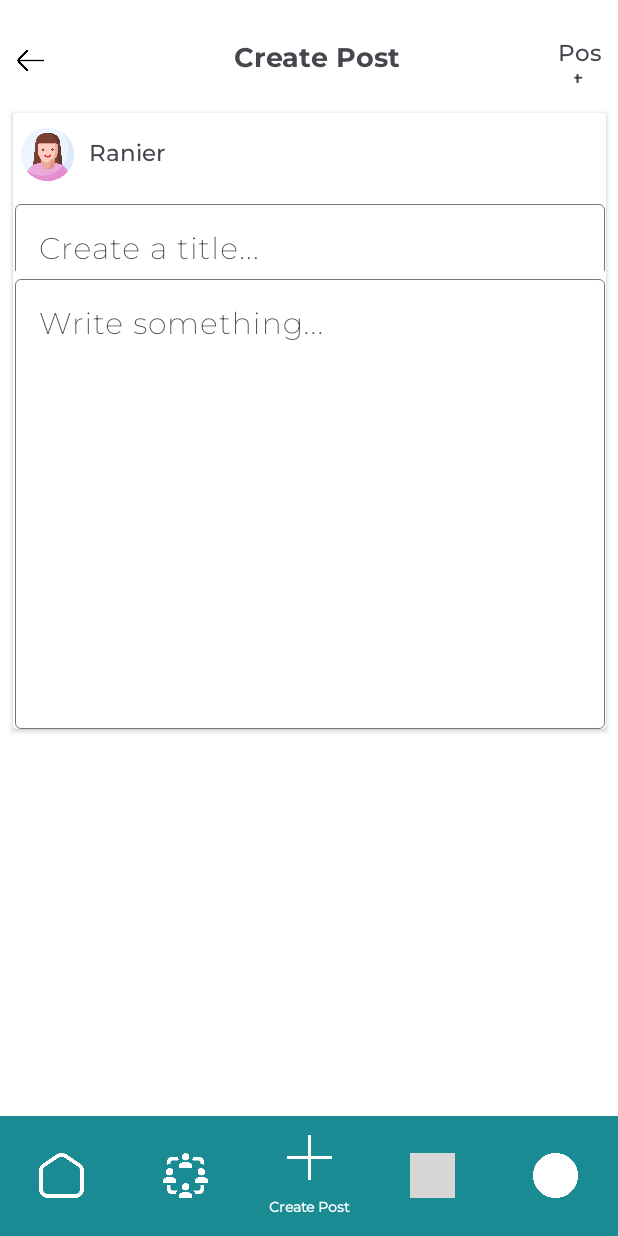
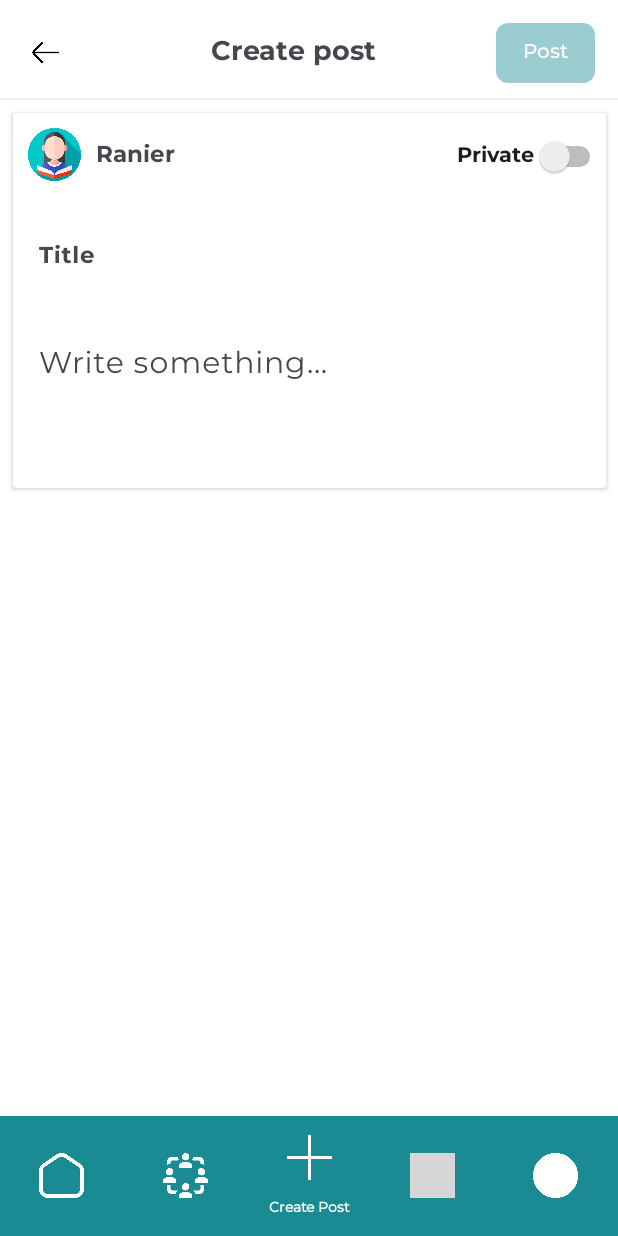
Before and after one commit to rdaavee/PHINMAKatanungan_mobile, an Android app: the CreatePostFragment screen opened through its navigation route, on a phone screen of 412 x 824 dp. Run offline under Robolectric (Android 15) with nearby library versions, the light colour scheme and no system bars; our stand-ins replace navigation-ui; grey boxes are pictures that could not be loaded.

Commit message:
Create post now working. Removed unused activities.

```diff
--- a/app/src/main/java/com/example/phinmakatanungan_mobile/activities/ProfileFragment.kt
+++ b/app/src/main/java/com/example/phinmakatanungan_mobile/activities/ProfileFragment.kt
@@ -27,7 +27,7 @@ class ProfileFragment : Fragment() {
     private lateinit var binding: FragmentProfileBinding
     private lateinit var viewModel: SharedPrefsViewModel
     private lateinit var sharedPreferences: SharedPreferences
-    private val USER_DATA_PREFS_KEY = "userData"
+    private val userDataPrefKeys = "userData"
 
     override fun onCreateView(
         inflater: LayoutInflater, container: ViewGroup?,
@@ -55,7 +55,7 @@ class ProfileFragment : Fragment() {
     }
     private fun updateUserInfoFromPrefs(context: Context) {
         val sharedPreferences = context.getSharedPreferences("UserDataPrefs", Context.MODE_PRIVATE)
-        val userDataJson = sharedPreferences.getString(USER_DATA_PREFS_KEY, null)
+        val userDataJson = sharedPreferences.getString(userDataPrefKeys, null)
 
         if (userDataJson != null) {
             val userData = Gson().fromJson(userDataJson, UserData::class.java)
--- a/app/src/main/java/com/example/phinmakatanungan_mobile/api/PHINMAApi.kt
+++ b/app/src/main/java/com/example/phinmakatanungan_mobile/api/PHINMAApi.kt
@@ -58,12 +58,13 @@ interface PHINMAApi {
 
     @FormUrlEncoded
     @POST("post")
+    @Headers("Accept: application/json")
     fun createPost(
         @Field("user_id") userID: String,
         @Field("title") title: String,
         @Field("content") content: String,
         @Field("privacy") privacy: String
-    )
+    ):retrofit2.Call<DefaultResponse>
 
     @GET("profile")
     fun getUserProfile(@Header("Authorization") authToken: String): Call<UserData>
--- a/app/src/main/res/layout/fragment_create_post.xml
+++ b/app/src/main/res/layout/fragment_create_post.xml
@@ -5,13 +5,13 @@
     android:layout_width="match_parent"
     android:layout_height="match_parent"
     android:background="@color/bg_color_secondary"
-    tools:context=".activities.CreatePostActivity">
+    tools:context=".activities.CreatePostFragment">
 
     <LinearLayout
         android:id="@+id/ll_headerHolder"
         android:layout_width="match_parent"
         android:layout_height="wrap_content"
-        android:layout_marginTop="25dp"
+        android:layout_marginTop="15dp"
         android:layout_marginStart="5dp"
         android:layout_marginEnd="5dp"
         app:layout_constraintStart_toStartOf="parent"
@@ -19,55 +19,72 @@
         app:layout_constraintTop_toTopOf="parent"
         android:orientation="horizontal">
 
-
         <ImageView
             android:id="@+id/iv_backBtnCreate"
             android:layout_width="30dp"
             android:layout_height="30dp"
             android:src="@drawable/back_btn"
-            android:layout_marginEnd="100dp"
+            android:layout_marginEnd="95dp"
+            android:layout_marginStart="10dp"
+            android:layout_gravity="center_vertical"
             tools:ignore="ContentDescription" />
 
         <TextView
             android:id="@+id/tv_createPost"
             android:layout_width="wrap_content"
-            android:layout_height="30dp"
-            android:text="Create Post"
+            android:layout_height="40dp"
+            android:text="Create post"
             android:textSize="18sp"
             android:fontFamily="@font/montserrat_bold"
             android:gravity="center"
-            android:layout_gravity="center"
-            android:layout_marginStart="20dp"/>
+            android:layout_gravity="center"/>
 
-        <TextView
+        <androidx.appcompat.widget.AppCompatTextView
             android:id="@+id/tv_postBtn"
             android:layout_width="match_parent"
-            android:layout_height="30dp"
+            android:layout_height="40dp"
             android:text="Post"
-            android:textSize="15sp"
+            android:textSize="13sp"
+            android:textColor="@color/text_color_secondary"
             android:fontFamily="@font/montserrat_medium"
             android:gravity="center"
+            android:background="@drawable/post_btn"
+            android:paddingStart="10dp"
+            android:paddingEnd="10dp"
+            android:paddingTop="10dp"
+            android:paddingBottom="10dp"
             android:layout_gravity="end"
-            android:layout_marginEnd="5dp"
-            android:layout_marginStart="105dp"/>
+            android:layout_marginEnd="10dp"
+            android:layout_marginStart="80dp"/>
 
     </LinearLayout>
 
+    <View
+        android:layout_width="450dp"
+        android:layout_height="1dp"
+        android:background="@color/bg_color_divider"
+        android:layout_marginTop="10dp"
+        app:layout_constraintTop_toBottomOf="@id/ll_headerHolder"
+        app:layout_constraintStart_toStartOf="parent"
+        app:layout_constraintEnd_toEndOf="parent"/>
+
     <androidx.cardview.widget.CardView
         android:layout_width="395dp"
-        android:layout_height="wrap_content"
+        android:layout_height="250dp"
         android:layout_marginTop="20dp"
-        app:layout_constraintTop_toBottomOf="@+id/ll_headerHolder"
+        app:cardCornerRadius="2dp"
+        app:cardElevation="2dp"
+        app:layout_constraintStart_toStartOf="parent"
         app:layout_constraintEnd_toEndOf="parent"
-        app:layout_constraintStart_toStartOf="parent">
+        app:layout_constraintTop_toBottomOf="@+id/ll_headerHolder">
 
         <androidx.constraintlayout.widget.ConstraintLayout
-            android:layout_width="395dp"
-            android:layout_height="wrap_content">
+            android:layout_width="match_parent"
+            android:layout_height="match_parent">
 
             <LinearLayout
                 android:id="@+id/ll_detailHolder"
-                android:layout_width="395dp"
+                android:layout_width="match_parent"
                 android:layout_height="wrap_content"
                 android:orientation="horizontal"
                 app:layout_constraintStart_toStartOf="parent"
@@ -77,68 +94,75 @@
                 <ImageView
                     android:layout_width="35dp"
                     android:layout_height="35dp"
-                    android:layout_marginStart="5dp"
+                    android:layout_marginStart="10dp"
                     android:layout_marginTop="10dp"
-                    android:src="@drawable/profile_icon"/>
+                    android:src="@drawable/girl"/>
 
                 <TextView
                     android:id="@+id/tv_fullName"
                     android:layout_width="wrap_content"
                     android:layout_height="wrap_content"
                     android:text="Ranier"
-                    android:layout_gravity="center_vertical"
                     android:textSize="15sp"
-                    android:fontFamily="@font/montserrat_medium"
-                    android:layout_marginStart="10dp"
-                    android:layout_marginTop="5dp"/>
+                    android:layout_marginTop="15dp"
+                    android:fontFamily="@font/montserrat_bold"
+                    android:layout_marginStart="10dp" />
 
+                <View
+                    android:layout_width="0dp"
+                    android:layout_height="0dp"
+                    android:layout_weight="1" />
+
+                <Switch
+                    android:id="@+id/sw_privacy"
+                    android:layout_width="wrap_content"
+                    android:layout_height="wrap_content"
+                    android:text="Private"
+                    android:fontFamily="@font/montserrat_bold"
+                    android:layout_marginTop="15dp"
+                    tools:ignore="UseSwitchCompatOrMaterialXml" />
             </LinearLayout>
 
-            <androidx.constraintlayout.widget.ConstraintLayout
+            <com.google.android.material.textfield.TextInputLayout
+                android:id="@+id/tf_titleLayout"
+                android:layout_width="393dp"
+                android:layout_height="wrap_content"
+                android:layout_marginTop="10dp"
+                app:boxStrokeWidth="0.1dp"
+                app:boxBackgroundMode="none"
+                app:layout_constraintStart_toStartOf="parent"
+                app:layout_constraintEnd_toEndOf="parent"
+                app:layout_constraintTop_toBottomOf="@id/ll_detailHolder">
+
+                <com.google.android.material.textfield.TextInputEditText
+                    android:id="@+id/et_postTitle"
                     android:layout_width="match_parent"
                     android:layout_height="wrap_content"
-                android:layout_marginTop="10dp"
-                app:layout_constraintTop_toBottomOf="@+id/ll_detailHolder">
-
-                <com.google.android.material.textfield.TextInputLayout
-                    android:id="@+id/et_postHeaderHolder"
-                    android:layout_width="393dp"
-                    android:layout_height="50dp"
-                    app:boxStrokeWidth="0.1dp"
-                    app:layout_constraintStart_toStartOf="parent"
-                    app:layout_constraintEnd_toEndOf="parent">
-
-                    <com.google.android.material.textfield.TextInputEditText
-                        android:id="@+id/et_postHeader"
-                        android:layout_width="match_parent"
-                        android:layout_height="300dp"
-                        android:gravity="top|start"
-                        android:hint="Create a title..."
-                        android:textSize="20sp"
-                        android:fontFamily="@font/montserrat_extralight"/>
+                    android:hint="Title"
+                    android:textSize="15sp"
+                    android:fontFamily="@font/montserrat_bold" />
 
             </com.google.android.material.textfield.TextInputLayout>
 
             <com.google.android.material.textfield.TextInputLayout
+                android:id="@+id/tf_writeSomethingLayout"
                 android:layout_width="393dp"
-                    android:layout_height="match_parent"
+                android:layout_height="wrap_content"
                 app:boxStrokeWidth="0.1dp"
-                    app:layout_constraintTop_toBottomOf="@id/et_postHeaderHolder"
+                app:boxBackgroundMode="none"
                 app:layout_constraintStart_toStartOf="parent"
-                    app:layout_constraintEnd_toEndOf="parent">
+                app:layout_constraintEnd_toEndOf="parent"
+                app:layout_constraintTop_toBottomOf="@id/tf_titleLayout">
 
                 <com.google.android.material.textfield.TextInputEditText
                     android:id="@+id/et_postDescription"
                     android:layout_width="match_parent"
-                        android:layout_height="300dp"
-                        android:gravity="top|start"
+                    android:layout_height="wrap_content"
+                    android:fontFamily="@font/montserrat"
                     android:hint="Write something..."
-                        android:textSize="20sp"
-                        android:fontFamily="@font/montserrat_extralight"/>
+                    android:textSize="20sp" />
 
             </com.google.android.material.textfield.TextInputLayout>
-
-            </androidx.constraintlayout.widget.ConstraintLayout>
 
         </androidx.constraintlayout.widget.ConstraintLayout>
 
```
Also changed, not shown: app/src/main/java/com/example/phinmakatanungan_mobile/activities/CreatePostActivity.kt (deleted, +0 -25 lines), app/src/main/java/com/example/phinmakatanungan_mobile/activities/CreatePostFragment.kt (+96 -6 lines), app/src/main/java/com/example/phinmakatanungan_mobile/activities/DashboardActivity.kt (deleted, +0 -27 lines), app/src/main/res/layout/activity_create_post.xml (deleted, +0 -159 lines), app/src/main/res/layout/activity_dashboard.xml (deleted, +0 -43 lines), app/src/main/res/layout/rv_dashboard_posts.xml (+12 -12 lines). Lines whose indentation alone changed are shown as unchanged.
